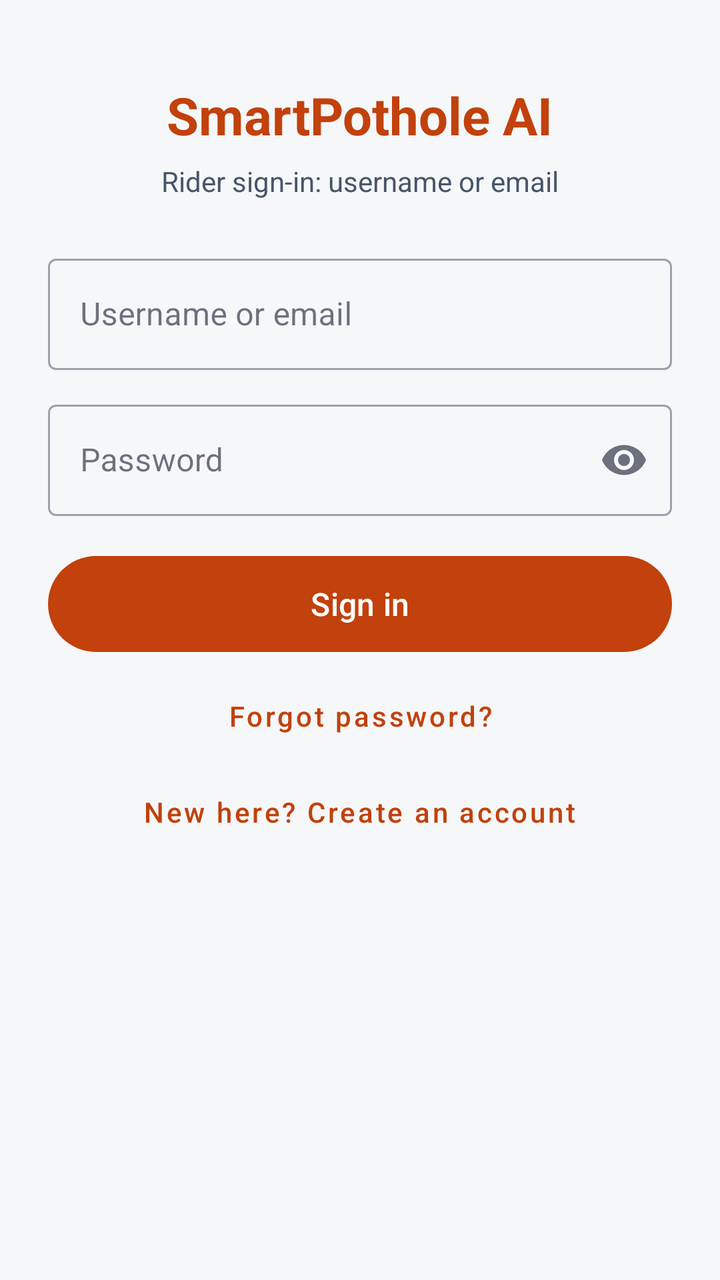
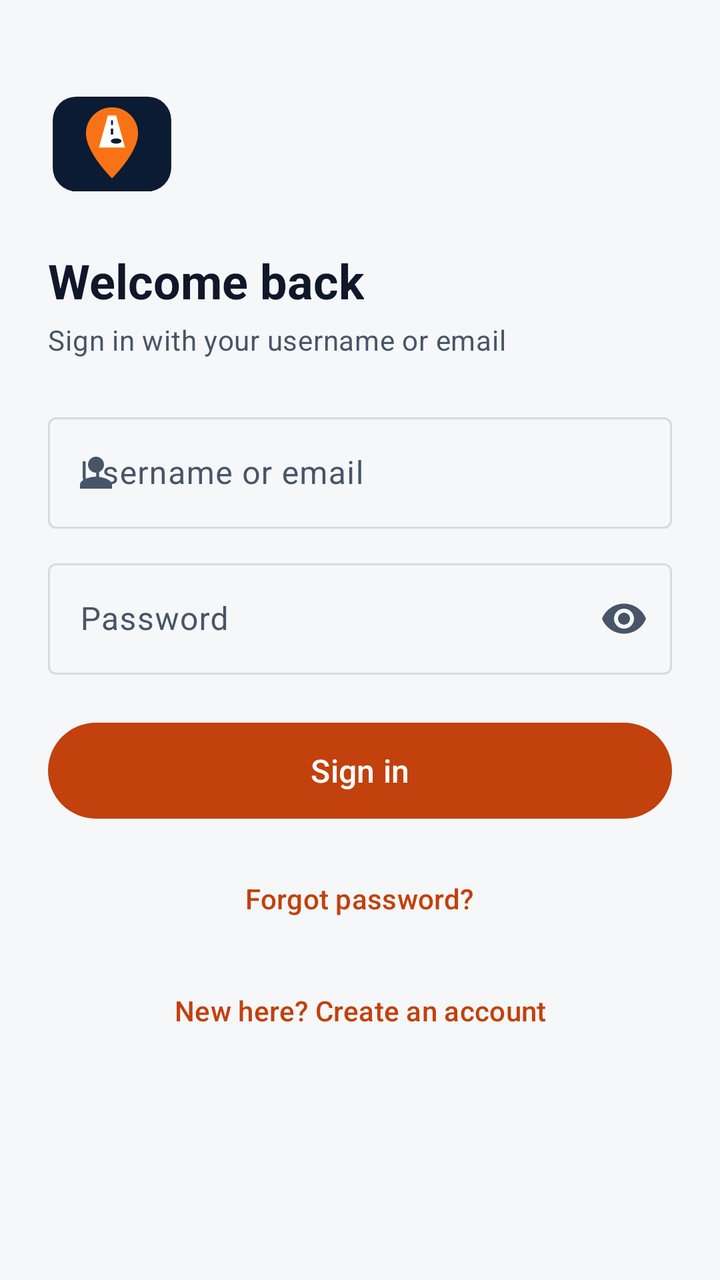

Compare the two renders of this Android layout. The source of the first and the diff that turns it into the second are given below.
<!-- AndroidManifest.xml: application theme Theme.SmartPothole -->
<!-- res/layout/activity_login.xml -->
<?xml version="1.0" encoding="utf-8"?>
<ScrollView xmlns:android="http://schemas.android.com/apk/res/android"
    android:layout_width="match_parent"
    android:layout_height="match_parent"
    android:background="@color/background"
    android:fillViewport="true">

    <LinearLayout
        android:layout_width="match_parent"
        android:layout_height="wrap_content"
        android:gravity="center_horizontal"
        android:orientation="vertical"
        android:paddingHorizontal="24dp"
        android:paddingVertical="40dp">

        <TextView
            android:layout_width="wrap_content"
            android:layout_height="wrap_content"
            android:text="SmartPothole AI"
            android:textColor="@color/primary"
            android:textSize="26sp"
            android:textStyle="bold" />

        <TextView
            android:id="@+id/tvAuthSubtitle"
            android:layout_width="wrap_content"
            android:layout_height="wrap_content"
            android:layout_marginTop="6dp"
            android:text="Rider sign-in: username or email"
            android:textColor="@color/text_secondary"
            android:textSize="14sp" />

        
        <LinearLayout
            android:id="@+id/layoutRegisterFields"
            android:layout_width="match_parent"
            android:layout_height="wrap_content"
            android:layout_marginTop="24dp"
            android:orientation="vertical"
            android:visibility="gone">

            <com.google.android.material.textfield.TextInputLayout
                style="@style/Widget.MaterialComponents.TextInputLayout.OutlinedBox"
                android:layout_width="match_parent"
                android:layout_height="wrap_content"
                android:hint="Full name">

                <com.google.android.material.textfield.TextInputEditText
                    android:id="@+id/etName"
                    android:layout_width="match_parent"
                    android:layout_height="wrap_content"
                    android:inputType="textPersonName|textCapWords" />
            </com.google.android.material.textfield.TextInputLayout>

            <com.google.android.material.textfield.TextInputLayout
                style="@style/Widget.MaterialComponents.TextInputLayout.OutlinedBox"
                android:layout_width="match_parent"
                android:layout_height="wrap_content"
                android:layout_marginTop="12dp"
                android:hint="Username (3–20 letters, digits, _ or .)">

                <com.google.android.material.textfield.TextInputEditText
                    android:id="@+id/etUsername"
                    android:layout_width="match_parent"
                    android:layout_height="wrap_content"
                    android:inputType="text" />
            </com.google.android.material.textfield.TextInputLayout>

            <com.google.android.material.textfield.TextInputLayout
                style="@style/Widget.MaterialComponents.TextInputLayout.OutlinedBox"
                android:layout_width="match_parent"
                android:layout_height="wrap_content"
                android:layout_marginTop="12dp"
                android:hint="Email (for password recovery)">

                <com.google.android.material.textfield.TextInputEditText
                    android:id="@+id/etEmail"
                    android:layout_width="match_parent"
                    android:layout_height="wrap_content"
                    android:inputType="textEmailAddress" />
            </com.google.android.material.textfield.TextInputLayout>

            <TextView
                android:layout_width="wrap_content"
                android:layout_height="wrap_content"
                android:layout_marginTop="16dp"
                android:text="Your vehicle (you can change this later)"
                android:textColor="@color/text_primary"
                android:textSize="14sp" />

            <com.google.android.material.chip.ChipGroup
                android:id="@+id/chipGroupVehicle"
                android:layout_width="match_parent"
                android:layout_height="wrap_content"
                android:layout_marginTop="8dp"
                app:selectionRequired="true"
                app:singleSelection="true"
                xmlns:app="http://schemas.android.com/apk/res-auto" />
        </LinearLayout>

        
        <com.google.android.material.textfield.TextInputLayout
            android:id="@+id/tilIdentifier"
            style="@style/Widget.MaterialComponents.TextInputLayout.OutlinedBox"
            android:layout_width="match_parent"
            android:layout_height="wrap_content"
            android:layout_marginTop="24dp"
            android:hint="Username or email">

            <com.google.android.material.textfield.TextInputEditText
                android:id="@+id/etIdentifier"
                android:layout_width="match_parent"
                android:layout_height="wrap_content"
                android:inputType="text" />
        </com.google.android.material.textfield.TextInputLayout>

        <com.google.android.material.textfield.TextInputLayout
            style="@style/Widget.MaterialComponents.TextInputLayout.OutlinedBox"
            android:layout_width="match_parent"
            android:layout_height="wrap_content"
            android:layout_marginTop="12dp"
            android:hint="Password"
            app:endIconMode="password_toggle"
            xmlns:app="http://schemas.android.com/apk/res-auto">

            <com.google.android.material.textfield.TextInputEditText
                android:id="@+id/etPassword"
                android:layout_width="match_parent"
                android:layout_height="wrap_content"
                android:inputType="textPassword" />
        </com.google.android.material.textfield.TextInputLayout>

        <TextView
            android:id="@+id/tvAuthError"
            android:layout_width="match_parent"
            android:layout_height="wrap_content"
            android:layout_marginTop="10dp"
            android:textColor="@color/danger"
            android:textSize="13sp"
            android:visibility="gone" />

        <com.google.android.material.button.MaterialButton
            android:id="@+id/btnLogin"
            android:layout_width="match_parent"
            android:layout_height="56dp"
            android:layout_marginTop="16dp"
            android:text="Sign in"
            android:textAllCaps="false"
            android:textSize="16sp" />

        <ProgressBar
            android:id="@+id/progressAuth"
            android:layout_width="32dp"
            android:layout_height="32dp"
            android:layout_marginTop="12dp"
            android:visibility="gone" />

        <com.google.android.material.button.MaterialButton
            android:id="@+id/btnForgotPassword"
            style="@style/Widget.MaterialComponents.Button.TextButton"
            android:layout_width="wrap_content"
            android:layout_height="48dp"
            android:layout_marginTop="4dp"
            android:text="Forgot password?"
            android:textAllCaps="false" />

        <LinearLayout
            android:id="@+id/layoutDemoLogin"
            android:layout_width="match_parent"
            android:layout_height="wrap_content"
            android:layout_marginTop="16dp"
            android:orientation="vertical"
            android:visibility="gone">

            <TextView
                android:layout_width="wrap_content"
                android:layout_height="wrap_content"
                android:text="Demo quick login (debug build only)"
                android:textColor="@color/warning"
                android:textSize="13sp"
                android:textStyle="bold" />
        </LinearLayout>

        <com.google.android.material.button.MaterialButton
            android:id="@+id/btnToggleMode"
            style="@style/Widget.MaterialComponents.Button.TextButton"
            android:layout_width="wrap_content"
            android:layout_height="48dp"
            android:text="New here? Create an account"
            android:textAllCaps="false" />
    </LinearLayout>
</ScrollView>
<!-- resources referenced by this layout -->
<resources>
  <color name="background">@color/sp_bg</color>
  <color name="danger">@color/sp_danger</color>
  <color name="primary">@color/sp_primary</color>
  <color name="text_primary">@color/sp_on_surface</color>
  <color name="text_secondary">@color/sp_on_surface_muted</color>
  <color name="warning">@color/sp_warning</color>
  <color name="sp_bg">#F6F7F9</color>
  <color name="sp_danger">#B91C1C</color>
  <color name="sp_primary">#C2410C</color>
  <color name="sp_on_surface">#0F172A</color>
  <color name="sp_on_surface_muted">#475569</color>
  <color name="sp_warning">#B45309</color>
  <color name="sp_on_primary">#FFFFFF</color>
  <color name="sp_primary_container">#FFEDD5</color>
  <color name="sp_on_primary_container">#7C2D12</color>
  <color name="sp_secondary">#0E7490</color>
  <color name="sp_on_secondary">#FFFFFF</color>
  <color name="sp_secondary_container">#CFFAFE</color>
  <color name="sp_surface">#FFFFFF</color>
  <color name="sp_surface_variant">#EEF1F5</color>
  <color name="sp_outline">#D5DBE4</color>
  <style name="SP.Card" parent="Widget.Material3.CardView.Outlined">
          <item name="cardCornerRadius">@dimen/sp_radius_card</item>
          <item name="cardBackgroundColor">@color/sp_surface</item>
          <item name="strokeColor">@color/sp_outline</item>
          <item name="strokeWidth">1dp</item>
      </style>
  <dimen name="sp_radius_card">12dp</dimen>
  <!-- unchanged entries left out for length: 1 -->
</resources>

<!-- the commit's change to res/layout/activity_login.xml (unified diff, before → after) -->
@@ -1,34 +1,42 @@
 <?xml version="1.0" encoding="utf-8"?>
 <ScrollView xmlns:android="http://schemas.android.com/apk/res/android"
+    xmlns:app="http://schemas.android.com/apk/res-auto"
+    android:id="@+id/loginScroll"
     android:layout_width="match_parent"
     android:layout_height="match_parent"
-    android:background="@color/background"
+    android:background="@color/sp_bg"
     android:fillViewport="true">
 
     <LinearLayout
         android:layout_width="match_parent"
         android:layout_height="wrap_content"
-        android:gravity="center_horizontal"
         android:orientation="vertical"
         android:paddingHorizontal="24dp"
-        android:paddingVertical="40dp">
+        android:paddingVertical="24dp">
+
+        <ImageView
+            android:layout_width="64dp"
+            android:layout_height="64dp"
+            android:layout_marginTop="16dp"
+            android:importantForAccessibility="no"
+            android:src="@drawable/ic_logo" />
 
         <TextView
+            android:id="@+id/tvAuthTitle"
             android:layout_width="wrap_content"
             android:layout_height="wrap_content"
-            android:text="SmartPothole AI"
-            android:textColor="@color/primary"
-            android:textSize="26sp"
-            android:textStyle="bold" />
+            android:layout_marginTop="20dp"
+            android:accessibilityHeading="true"
+            android:text="Welcome back"
+            android:textAppearance="@style/SP.Text.Display" />
 
         <TextView
             android:id="@+id/tvAuthSubtitle"
             android:layout_width="wrap_content"
             android:layout_height="wrap_content"
-            android:layout_marginTop="6dp"
-            android:text="Rider sign-in: username or email"
-            android:textColor="@color/text_secondary"
-            android:textSize="14sp" />
+            android:layout_marginTop="4dp"
+            android:text="Sign in with your username or email"
+            android:textAppearance="@style/SP.Text.Muted" />
 
         
         <LinearLayout
@@ -40,93 +48,87 @@
             android:visibility="gone">
 
             <com.google.android.material.textfield.TextInputLayout
-                style="@style/Widget.MaterialComponents.TextInputLayout.OutlinedBox"
                 android:layout_width="match_parent"
                 android:layout_height="wrap_content"
                 android:hint="Full name">
-
                 <com.google.android.material.textfield.TextInputEditText
                     android:id="@+id/etName"
                     android:layout_width="match_parent"
                     android:layout_height="wrap_content"
+                    android:autofillHints="name"
                     android:inputType="textPersonName|textCapWords" />
             </com.google.android.material.textfield.TextInputLayout>
 
             <com.google.android.material.textfield.TextInputLayout
-                style="@style/Widget.MaterialComponents.TextInputLayout.OutlinedBox"
                 android:layout_width="match_parent"
                 android:layout_height="wrap_content"
                 android:layout_marginTop="12dp"
-                android:hint="Username (3–20 letters, digits, _ or .)">
-
+                android:hint="Username"
+                app:helperText="3–20 letters, digits, _ or . · not case-sensitive">
                 <com.google.android.material.textfield.TextInputEditText
                     android:id="@+id/etUsername"
                     android:layout_width="match_parent"
                     android:layout_height="wrap_content"
-                    android:inputType="text" />
+                    android:autofillHints="username"
+                    android:inputType="textNoSuggestions" />
             </com.google.android.material.textfield.TextInputLayout>
 
             <com.google.android.material.textfield.TextInputLayout
-                style="@style/Widget.MaterialComponents.TextInputLayout.OutlinedBox"
                 android:layout_width="match_parent"
                 android:layout_height="wrap_content"
                 android:layout_marginTop="12dp"
-                android:hint="Email (for password recovery)">
-
+                android:hint="Email"
+                app:helperText="Used only for password recovery">
                 <com.google.android.material.textfield.TextInputEditText
                     android:id="@+id/etEmail"
                     android:layout_width="match_parent"
                     android:layout_height="wrap_content"
+                    android:autofillHints="emailAddress"
                     android:inputType="textEmailAddress" />
             </com.google.android.material.textfield.TextInputLayout>
 
             <TextView
                 android:layout_width="wrap_content"
                 android:layout_height="wrap_content"
-                android:layout_marginTop="16dp"
-                android:text="Your vehicle (you can change this later)"
-                android:textColor="@color/text_primary"
-                android:textSize="14sp" />
+                android:layout_marginTop="20dp"
+                android:text="Your vehicle"
+                android:textAppearance="@style/SP.Text.Section" />
 
-            <com.google.android.material.chip.ChipGroup
-                android:id="@+id/chipGroupVehicle"
+            <GridLayout
+                android:id="@+id/gridVehicle"
                 android:layout_width="match_parent"
                 android:layout_height="wrap_content"
                 android:layout_marginTop="8dp"
-                app:selectionRequired="true"
-                app:singleSelection="true"
-                xmlns:app="http://schemas.android.com/apk/res-auto" />
+                android:columnCount="3" />
         </LinearLayout>
 
         
         <com.google.android.material.textfield.TextInputLayout
             android:id="@+id/tilIdentifier"
-            style="@style/Widget.MaterialComponents.TextInputLayout.OutlinedBox"
             android:layout_width="match_parent"
             android:layout_height="wrap_content"
             android:layout_marginTop="24dp"
-            android:hint="Username or email">
-
+            android:hint="Username or email"
+            app:startIconDrawable="@drawable/ic_person">
             <com.google.android.material.textfield.TextInputEditText
                 android:id="@+id/etIdentifier"
                 android:layout_width="match_parent"
                 android:layout_height="wrap_content"
-                android:inputType="text" />
+                android:autofillHints="username"
+                android:inputType="textEmailAddress" />
         </com.google.android.material.textfield.TextInputLayout>
 
         <com.google.android.material.textfield.TextInputLayout
-            style="@style/Widget.MaterialComponents.TextInputLayout.OutlinedBox"
             android:layout_width="match_parent"
             android:layout_height="wrap_content"
             android:layout_marginTop="12dp"
             android:hint="Password"
-            app:endIconMode="password_toggle"
-            xmlns:app="http://schemas.android.com/apk/res-auto">
-
+            app:endIconMode="password_toggle">
             <com.google.android.material.textfield.TextInputEditText
                 android:id="@+id/etPassword"
                 android:layout_width="match_parent"
                 android:layout_height="wrap_content"
+                android:autofillHints="password"
                 android:inputType="textPassword" />
         </com.google.android.material.textfield.TextInputLayout>
 
@@ -134,59 +136,64 @@
             android:id="@+id/tvAuthError"
             android:layout_width="match_parent"
             android:layout_height="wrap_content"
-            android:layout_marginTop="10dp"
-            android:textColor="@color/danger"
-            android:textSize="13sp"
+            android:layout_marginTop="12dp"
+            android:accessibilityLiveRegion="polite"
+            android:background="@drawable/bg_chip_danger"
+            android:padding="12dp"
+            android:textColor="@color/sp_danger"
+            android:textSize="14sp"
             android:visibility="gone" />
 
         <com.google.android.material.button.MaterialButton
             android:id="@+id/btnLogin"
             android:layout_width="match_parent"
             android:layout_height="56dp"
-            android:layout_marginTop="16dp"
+            android:layout_marginTop="20dp"
             android:text="Sign in"
-            android:textAllCaps="false"
             android:textSize="16sp" />
 
-        <ProgressBar
+        <com.google.android.material.progressindicator.LinearProgressIndicator
             android:id="@+id/progressAuth"
-            android:layout_width="32dp"
-            android:layout_height="32dp"
-            android:layout_marginTop="12dp"
-            android:visibility="gone" />
+            android:layout_width="match_parent"
+            android:layout_height="wrap_content"
+            android:layout_marginTop="8dp"
+            android:indeterminate="true"
+            android:visibility="invisible" />
 
         <com.google.android.material.button.MaterialButton
             android:id="@+id/btnForgotPassword"
-            style="@style/Widget.MaterialComponents.Button.TextButton"
+            style="@style/Widget.Material3.Button.TextButton"
             android:layout_width="wrap_content"
             android:layout_height="48dp"
-            android:layout_marginTop="4dp"
-            android:text="Forgot password?"
-            android:textAllCaps="false" />
+            android:layout_gravity="center_horizontal"
+            android:text="Forgot password?" />
 
         <LinearLayout
             android:id="@+id/layoutDemoLogin"
             android:layout_width="match_parent"
             android:layout_height="wrap_content"
             android:layout_marginTop="16dp"
+            android:background="@drawable/bg_chip_warning"
             android:orientation="vertical"
+            android:padding="12dp"
             android:visibility="gone">
 
             <TextView
                 android:layout_width="wrap_content"
                 android:layout_height="wrap_content"
-                android:text="Demo quick login (debug build only)"
-                android:textColor="@color/warning"
+                android:text="Demo quick login · debug build only"
+                android:textColor="@color/sp_warning"
                 android:textSize="13sp"
                 android:textStyle="bold" />
         </LinearLayout>
 
         <com.google.android.material.button.MaterialButton
             android:id="@+id/btnToggleMode"
-            style="@style/Widget.MaterialComponents.Button.TextButton"
+            style="@style/Widget.Material3.Button.TextButton"
             android:layout_width="wrap_content"
             android:layout_height="48dp"
-            android:text="New here? Create an account"
-            android:textAllCaps="false" />
+            android:layout_gravity="center_horizontal"
+            android:layout_marginTop="8dp"
+            android:text="New here? Create an account" />
     </LinearLayout>
 </ScrollView>
<!-- resource entries referenced after the edit -->
@@ -1,17 +1,58 @@
 <!-- resources referenced by this layout -->
 <resources>
-  <color name="background">@color/sp_bg</color>
-  <color name="danger">@color/sp_danger</color>
-  <color name="primary">@color/sp_primary</color>
-  <color name="text_primary">@color/sp_on_surface</color>
-  <color name="text_secondary">@color/sp_on_surface_muted</color>
-  <color name="warning">@color/sp_warning</color>
   <color name="sp_bg">#F6F7F9</color>
   <color name="sp_danger">#B91C1C</color>
   <color name="sp_primary">#C2410C</color>
   <color name="sp_on_surface">#0F172A</color>
   <color name="sp_on_surface_muted">#475569</color>
   <color name="sp_warning">#B45309</color>
+  <!-- drawable bg_chip_danger (drawable) -->
+  <?xml version="1.0" encoding="utf-8"?>
+  <shape xmlns:android="http://schemas.android.com/apk/res/android" android:shape="rectangle">
+      <solid android:color="@color/sp_danger_container"/>
+      <corners android:radius="12dp"/>
+  </shape>
+  <!-- drawable bg_chip_warning (drawable) -->
+  <?xml version="1.0" encoding="utf-8"?>
+  <shape xmlns:android="http://schemas.android.com/apk/res/android" android:shape="rectangle">
+      <solid android:color="@color/sp_warning_container"/>
+      <corners android:radius="12dp"/>
+  </shape>
+  <!-- drawable ic_logo (drawable) -->
+  <?xml version="1.0" encoding="utf-8"?>
+  <vector xmlns:android="http://schemas.android.com/apk/res/android"
+      android:width="64dp" android:height="64dp"
+      android:viewportWidth="108" android:viewportHeight="108">
+      <path android:fillColor="#0B1B33" android:pathData="M24,14h60a20,20 0,0 1,20 20v40a20,20 0,0 1,-20 20h-60a20,20 0,0 1,-20 -20v-40a20,20 0,0 1,20 -20z"/>
+      <group android:translateY="-1">
+          <path android:fillColor="#F97316" android:pathData="M54,24c-12.15,0 -22,9.85 -22,22c0,16.5 22,38 22,38s22,-21.5 22,-38c0,-12.15 -9.85,-22 -22,-22z"/>
+          <path android:fillColor="#FFFFFF" android:pathData="M50.5,31h7l7.5,27h-22z"/>
+          <path android:fillColor="#0B1B33" android:pathData="M53.2,35h1.6v4h-1.6z"/>
+          <path android:fillColor="#0B1B33" android:pathData="M53,42h2v5h-2z"/>
+          <path android:fillColor="#0B1B33" android:pathData="M57.5,52.5m-4.5,0a4.5,2.2 0,1 1,9 0a4.5,2.2 0,1 1,-9 0"/>
+      </group>
+  </vector>
+  <!-- drawable ic_person (drawable) -->
+  <?xml version="1.0" encoding="utf-8"?>
+  <vector xmlns:android="http://schemas.android.com/apk/res/android"
+      android:width="24dp" android:height="24dp"
+      android:viewportWidth="24" android:viewportHeight="24"
+      android:tint="?attr/colorControlNormal">
+      <path android:fillColor="@android:color/white" android:pathData="M12,12c2.21,0 4,-1.79 4,-4s-1.79,-4 -4,-4 -4,1.79 -4,4 1.79,4 4,4zM12,14c-2.67,0 -8,1.34 -8,4v2h16v-2c0,-2.66 -5.33,-4 -8,-4z"/>
+  </vector>
+  <style name="SP.Text.Display" parent="TextAppearance.Material3.HeadlineSmall">
+          <item name="android:textColor">@color/sp_on_surface</item>
+          <item name="android:textStyle">bold</item>
+      </style>
+  <style name="SP.Text.Muted" parent="TextAppearance.Material3.BodyMedium">
+          <item name="android:textColor">@color/sp_on_surface_muted</item>
+      </style>
+  <style name="SP.Text.Section" parent="TextAppearance.Material3.TitleSmall">
+          <item name="android:textColor">@color/sp_on_surface</item>
+          <item name="android:textStyle">bold</item>
+      </style>
+  <color name="sp_danger_container">#FEE2E2</color>
+  <color name="sp_warning_container">#FEF3C7</color>
   <color name="sp_on_primary">#FFFFFF</color>
   <color name="sp_primary_container">#FFEDD5</color>
   <color name="sp_on_primary_container">#7C2D12</color>
